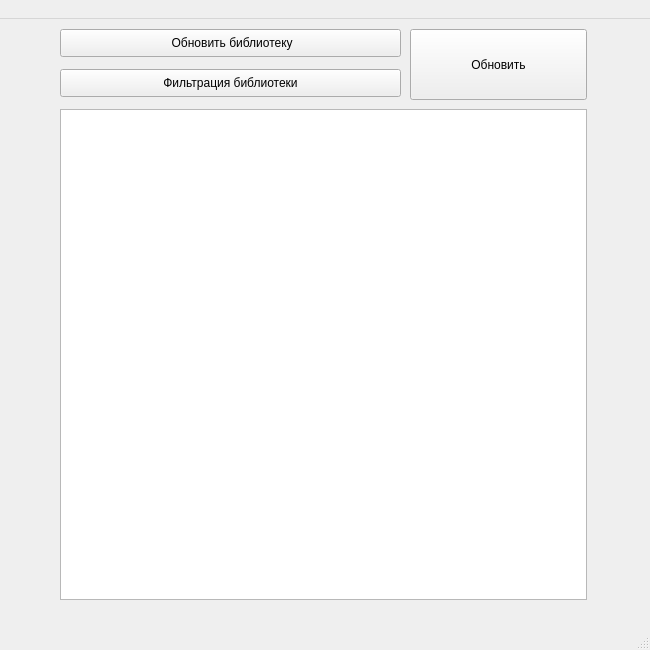
The window that UI1.ui (PatrutK/pr_YL--Digital_library) describes before a commit, drawn with Qt 5.
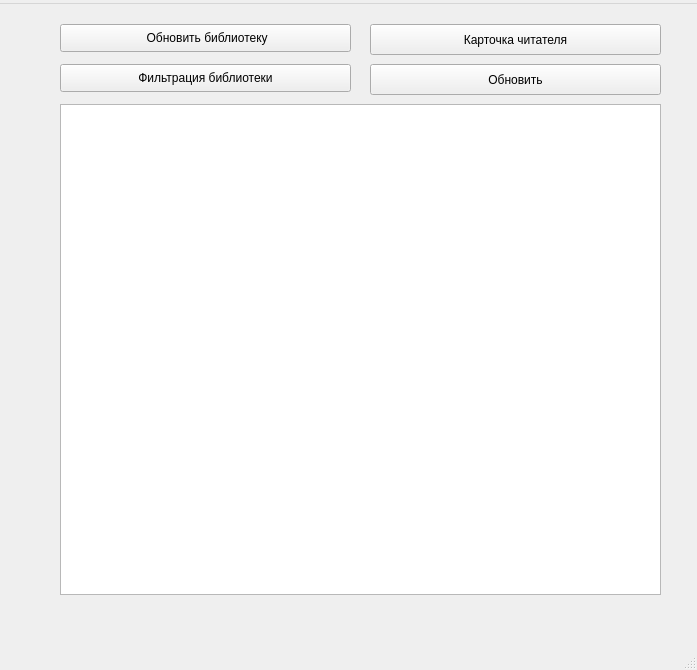
The same window after the commit.

Commit message: Fourth version: fix error; Identification of errors in ReadersMap; Complete ReadersMap; Update MainWindow

The edit to the form file:
```diff
--- a/UI1.ui
+++ b/UI1.ui
@@ -6,8 +6,8 @@
    <rect>
     <x>0</x>
     <y>0</y>
-    <width>650</width>
-    <height>650</height>
+    <width>697</width>
+    <height>670</height>
    </rect>
   </property>
   <property name="windowTitle">
@@ -18,8 +18,8 @@
     <property name="geometry">
      <rect>
       <x>60</x>
-      <y>90</y>
-      <width>527</width>
+      <y>100</y>
+      <width>601</width>
       <height>491</height>
      </rect>
     </property>
@@ -28,8 +28,8 @@
     <property name="geometry">
      <rect>
       <x>60</x>
-      <y>10</y>
-      <width>341</width>
+      <y>20</y>
+      <width>291</width>
       <height>28</height>
      </rect>
     </property>
@@ -40,10 +40,10 @@
    <widget class="QPushButton" name="pushButton">
     <property name="geometry">
      <rect>
-      <x>410</x>
-      <y>10</y>
-      <width>177</width>
-      <height>71</height>
+      <x>370</x>
+      <y>60</y>
+      <width>291</width>
+      <height>31</height>
      </rect>
     </property>
     <property name="text">
@@ -54,8 +54,8 @@
     <property name="geometry">
      <rect>
       <x>60</x>
-      <y>50</y>
-      <width>341</width>
+      <y>60</y>
+      <width>291</width>
       <height>28</height>
      </rect>
     </property>
@@ -63,19 +63,32 @@
      <string>Фильтрация библиотеки</string>
     </property>
    </widget>
+   <widget class="QPushButton" name="pushButton_4">
+    <property name="geometry">
+     <rect>
+      <x>370</x>
+      <y>20</y>
+      <width>291</width>
+      <height>31</height>
+     </rect>
+    </property>
+    <property name="text">
+     <string>Карточка читателя</string>
+    </property>
+   </widget>
   </widget>
   <widget class="QMenuBar" name="menubar">
    <property name="geometry">
     <rect>
      <x>0</x>
      <y>0</y>
-     <width>650</width>
-     <height>22</height>
+     <width>697</width>
+     <height>26</height>
     </rect>
    </property>
    <widget class="QMenu" name="menu">
     <property name="title">
-     <string> </string>
+     <string/>
     </property>
    </widget>
    <addaction name="menu"/>
```
The commit also changes 2 other files.
